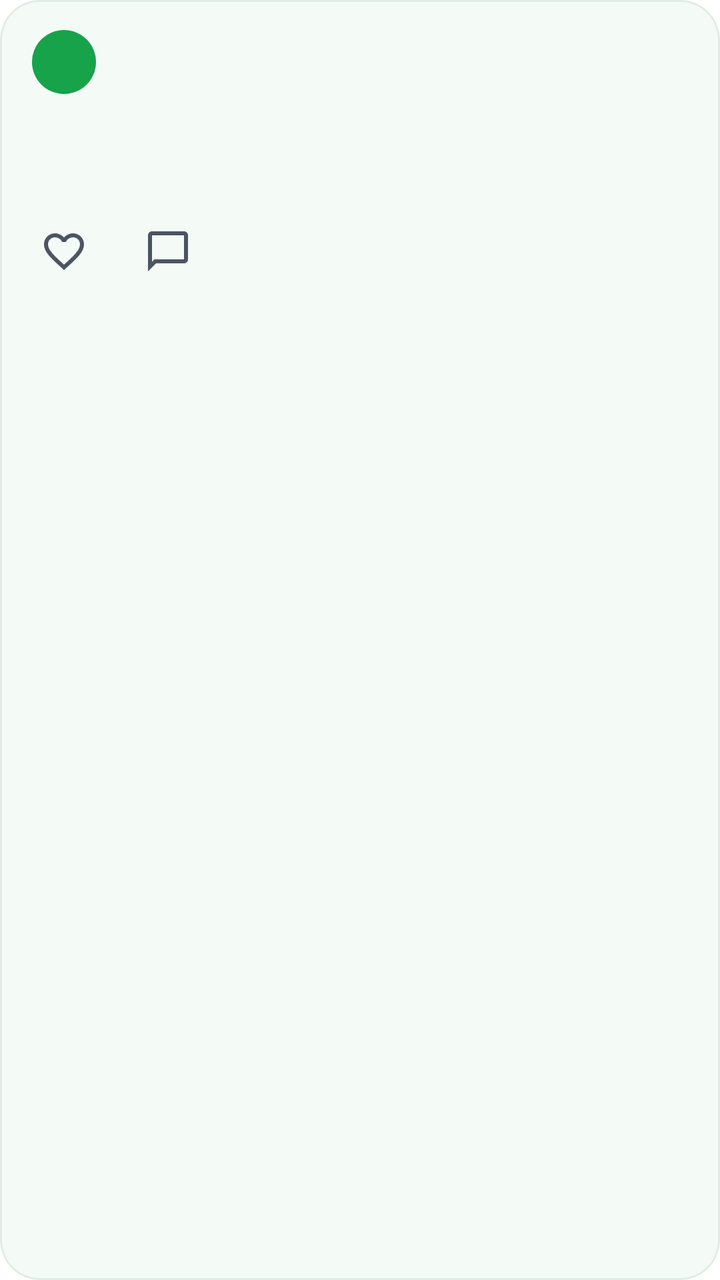
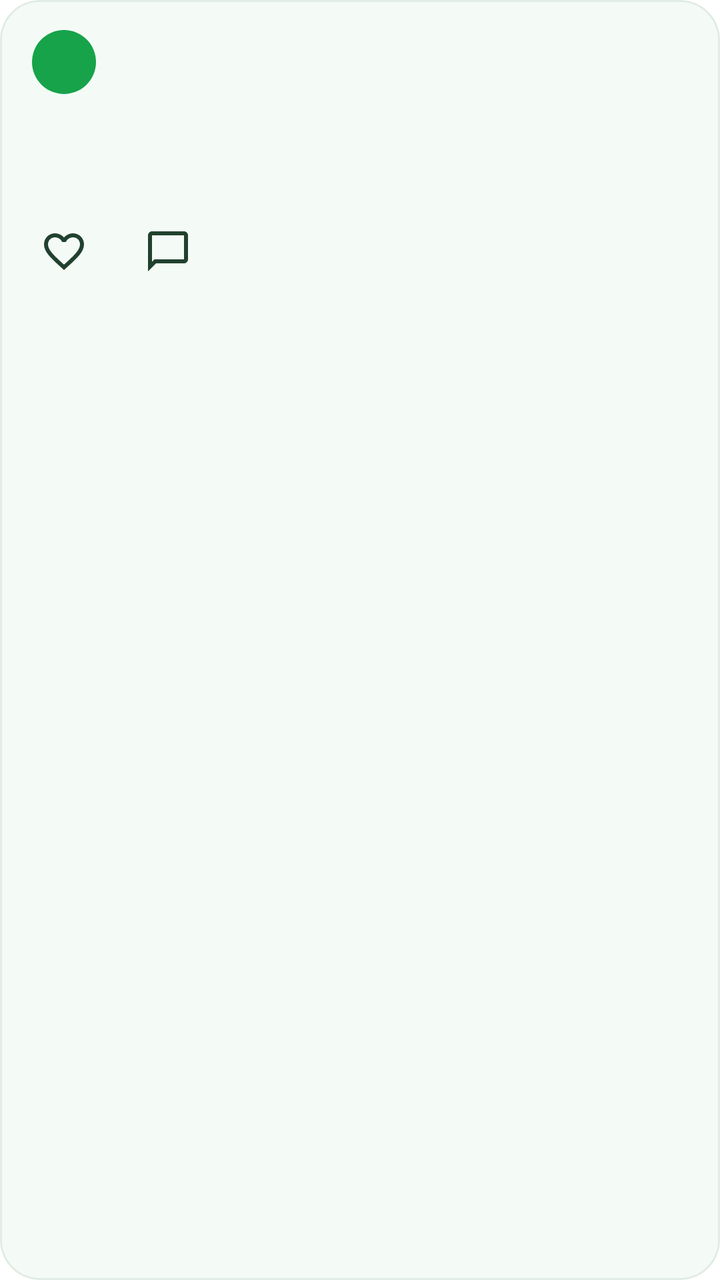

Compare the two renders of this Android layout. The source of the first and the diff that turns it into the second are given below.
<!-- AndroidManifest.xml: application theme Theme.PlantDiseases -->
<!-- res/layout/item_forum_post.xml -->
<?xml version="1.0" encoding="utf-8"?>
<com.google.android.material.card.MaterialCardView xmlns:android="http://schemas.android.com/apk/res/android"
    xmlns:app="http://schemas.android.com/apk/res-auto"
    style="@style/App.ForumCard"
    android:layout_width="match_parent"
    android:layout_height="wrap_content"
    android:layout_marginHorizontal="@dimen/space_lg"
    android:layout_marginTop="10dp"
    android:clickable="true"
    android:focusable="true">

    <LinearLayout
        android:layout_width="match_parent"
        android:layout_height="wrap_content"
        android:orientation="vertical"
        android:paddingHorizontal="@dimen/space_lg"
        android:paddingTop="14dp"
        android:paddingBottom="6dp">

        <LinearLayout
            android:layout_width="match_parent"
            android:layout_height="wrap_content"
            android:gravity="center_vertical"
            android:orientation="horizontal">

            <FrameLayout
                android:layout_width="@dimen/forum_avatar"
                android:layout_height="@dimen/forum_avatar">

                <TextView
                    android:id="@+id/tv_avatar"
                    style="@style/Forum.Avatar"
                    android:layout_width="match_parent"
                    android:layout_height="match_parent"
                    android:importantForAccessibility="no" />

                <com.google.android.material.imageview.ShapeableImageView
                    android:id="@+id/iv_avatar_photo"
                    style="@style/Forum.AvatarPhoto"
                    android:layout_width="match_parent"
                    android:layout_height="match_parent" />

            </FrameLayout>

            <LinearLayout
                android:layout_width="0dp"
                android:layout_height="wrap_content"
                android:layout_marginStart="10dp"
                android:layout_weight="1"
                android:orientation="vertical">

                <TextView
                    android:id="@+id/tv_author"
                    android:layout_width="match_parent"
                    android:layout_height="wrap_content"
                    android:ellipsize="end"
                    android:fontFamily="sans-serif-medium"
                    android:maxLines="1"
                    android:textColor="@color/on_surface"
                    android:textSize="@dimen/text_body_sm" />

                <TextView
                    android:id="@+id/tv_meta"
                    style="@style/Forum.Meta"
                    android:layout_width="match_parent"
                    android:layout_height="wrap_content" />

            </LinearLayout>

            <TextView
                android:id="@+id/tv_badge"
                style="@style/Forum.Pill"
                android:layout_width="wrap_content"
                android:layout_height="wrap_content"
                android:layout_marginStart="@dimen/space_sm"
                android:visibility="gone" />

        </LinearLayout>

        <TextView
            android:id="@+id/tv_title"
            android:layout_width="match_parent"
            android:layout_height="wrap_content"
            android:layout_marginTop="10dp"
            android:ellipsize="end"
            android:maxLines="3"
            android:textAppearance="@style/TextAppearance.App.Forum.CardTitle" />

        <TextView
            android:id="@+id/tv_excerpt"
            android:layout_width="match_parent"
            android:layout_height="wrap_content"
            android:layout_marginTop="4dp"
            android:ellipsize="end"
            android:lineSpacingExtra="2dp"
            android:maxLines="2"
            android:textColor="@color/on_surface_secondary"
            android:textSize="@dimen/text_body" />

        <FrameLayout
            android:id="@+id/photo_frame"
            android:layout_width="match_parent"
            android:layout_height="wrap_content"
            android:layout_marginTop="12dp"
            android:visibility="gone">

            <com.google.android.material.imageview.ShapeableImageView
                android:id="@+id/iv_photo"
                android:layout_width="match_parent"
                android:layout_height="@dimen/forum_feed_photo_height"
                android:background="@color/surface_container"
                android:contentDescription="@string/forum_photo_description"
                android:scaleType="centerCrop"
                app:shapeAppearanceOverlay="@style/ShapeAppearance.App.ForumPhoto" />

            <TextView
                android:id="@+id/tv_ai_photo"
                style="@style/Forum.PhotoLabel"
                android:layout_width="wrap_content"
                android:layout_height="wrap_content"
                android:layout_gravity="bottom|start"
                android:layout_margin="10dp"
                android:background="@drawable/bg_forum_ai_pill"
                android:textColor="@color/on_primary"
                android:visibility="gone"
                app:drawableStartCompat="@drawable/ic_sparkle"
                app:drawableTint="@color/on_primary" />

            <TextView
                android:id="@+id/tv_photo_count"
                style="@style/Forum.PhotoLabel"
                android:layout_width="wrap_content"
                android:layout_height="wrap_content"
                android:layout_gravity="top|end"
                android:layout_margin="10dp"
                android:background="@drawable/bg_forum_photo_pill"
                android:importantForAccessibility="no"
                android:textColor="@color/forum_on_photo"
                android:visibility="gone"
                app:drawableStartCompat="@drawable/ic_image"
                app:drawableTint="@color/forum_on_photo" />

        </FrameLayout>

        <TextView
            android:id="@+id/tv_ai"
            style="@style/Forum.PhotoLabel"
            android:layout_width="wrap_content"
            android:layout_height="wrap_content"
            android:layout_marginTop="10dp"
            android:background="@drawable/bg_forum_ai_pill"
            android:textColor="@color/on_primary"
            android:visibility="gone"
            app:drawableStartCompat="@drawable/ic_sparkle"
            app:drawableTint="@color/on_primary" />

        <TextView
            android:id="@+id/tv_accepted"
            android:layout_width="match_parent"
            android:layout_height="wrap_content"
            android:layout_marginTop="10dp"
            android:background="@drawable/bg_forum_solution_box"
            android:drawablePadding="8dp"
            android:ellipsize="end"
            android:lineSpacingExtra="1dp"
            android:maxLines="3"
            android:paddingHorizontal="12dp"
            android:paddingVertical="10dp"
            android:textColor="@color/on_surface"
            android:textSize="@dimen/text_body_sm"
            android:visibility="gone"
            app:drawableStartCompat="@drawable/ic_check"
            app:drawableTint="@color/healthy_green" />

        <LinearLayout
            android:layout_width="match_parent"
            android:layout_height="wrap_content"
            android:layout_marginTop="4dp"
            android:gravity="center_vertical"
            android:orientation="horizontal">

            <TextView
                android:id="@+id/tv_like"
                style="@style/Forum.Action"
                android:layout_width="wrap_content"
                android:layout_height="wrap_content"
                android:contentDescription="@string/forum_like"
                app:drawableStartCompat="@drawable/ic_heart" />

            <TextView
                android:id="@+id/tv_answers"
                style="@style/Forum.Action"
                android:layout_width="wrap_content"
                android:layout_height="wrap_content"
                android:layout_marginStart="@dimen/space_md"
                app:drawableStartCompat="@drawable/ic_comment" />

            <View
                android:layout_width="0dp"
                android:layout_height="1dp"
                android:layout_weight="1" />

            <com.google.android.material.button.MaterialButton
                android:id="@+id/btn_help"
                style="@style/Widget.Material3.Button.TonalButton.Icon"
                android:layout_width="wrap_content"
                android:layout_height="36dp"
                android:insetTop="0dp"
                android:insetBottom="0dp"
                android:minHeight="0dp"
                android:paddingHorizontal="14dp"
                android:text="@string/forum_help_cta"
                android:textSize="@dimen/text_body_sm"
                android:visibility="gone"
                app:icon="@drawable/ic_reply"
                app:iconSize="16dp" />

        </LinearLayout>

    </LinearLayout>

</com.google.android.material.card.MaterialCardView>
<!-- resources referenced by this layout -->
<resources>
  <color name="on_primary">#FFFFFF</color>
  <color name="on_surface">#052E16</color>
  <color name="on_surface_secondary">#4B5563</color>
  <dimen name="forum_avatar">32dp</dimen>
  <dimen name="space_lg">16dp</dimen>
  <dimen name="space_md">12dp</dimen>
  <dimen name="space_sm">8dp</dimen>
  <dimen name="text_body">14sp</dimen>
  <dimen name="text_body_sm">13sp</dimen>
  <string name="forum_like">Like</string>
  <style name="Forum.Action" parent="">
          <item name="android:background">?attr/selectableItemBackgroundBorderless</item>
          <item name="android:drawablePadding">4dp</item>
          <item name="android:gravity">center_vertical</item>
          <item name="android:minHeight">36dp</item>
          <item name="android:paddingStart">4dp</item>
          <item name="android:paddingEnd">8dp</item>
          <item name="android:textColor">@color/on_surface_secondary</item>
          <item name="android:textSize">@dimen/text_body_sm</item>
          <item name="drawableTint">@color/on_surface_secondary</item>
      </style>
  <style name="Forum.Meta" parent="">
          <item name="android:textColor">@color/on_surface_secondary</item>
          <item name="android:textSize">@dimen/forum_text_meta</item>
          <item name="android:maxLines">1</item>
          <item name="android:ellipsize">end</item>
      </style>
  <style name="Theme.PlantDiseases" parent="Theme.Material3.DayNight.NoActionBar">
          <item name="colorPrimary">@color/primary</item>
          <item name="colorPrimaryDark">@color/primary_dark</item>
          <item name="colorOnPrimary">@color/on_primary</item>
          <item name="colorPrimaryContainer">@color/primary_light</item>
          <item name="colorOnPrimaryContainer">@color/primary_dark</item>
          <item name="colorSecondary">@color/secondary</item>
          <item name="colorOnSecondary">@color/on_secondary</item>
          <item name="colorSecondaryContainer">@color/primary_light</item>
          <item name="colorOnSecondaryContainer">@color/primary_dark</item>
          <item name="android:colorBackground">@color/background</item>
          
          <item name="android:windowBackground">@color/background</item>
          
          <item name="android:windowAnimationStyle">@style/App.Animation.Navigation</item>
          <item name="colorSurface">@color/surface</item>
          <item name="colorSurfaceVariant">@color/surface_variant</item>
          <item name="colorOnSurface">@color/on_surface</item>
          <item name="colorOnSurfaceVariant">@color/on_surface_secondary</item>
          
          <item name="colorSurfaceContainerLow">@color/surface_container_low</item>
          <item name="colorSurfaceContainer">@color/surface_container</item>
          <item name="colorSurfaceContainerHigh">@color/surface_container_high</item>
          <item name="colorSurfaceContainerHighest">@color/surface_container_highest</item>
          <item name="colorSurfaceContainerLowest">@color/surface_container_lowest</item>
          
          <item name="android:statusBarColor">@android:color/transparent</item>
          <item name="android:windowLightStatusBar">false</item>
          <item name="android:navigationBarColor">@color/background</item>
  
          
          <item name="appBarLayoutStyle">@style/Widget.Material3.AppBarLayout</item>
  
          
          <item name="materialButtonStyle">@style/App.Button.Filled</item>
          <item name="floatingActionButtonStyle">@style/App.FAB</item>
          <item name="extendedFloatingActionButtonStyle">@style/App.FAB.Extended</item>
      </style>
  <color name="primary">#16A34A</color>
  <color name="secondary">#4ADE80</color>
  <color name="on_secondary">#052E16</color>
  <color name="background">#FFFFFF</color>
  <color name="surface">#FFFFFF</color>
  <dimen name="text_caption">11sp</dimen>
  <dimen name="text_title_sm">16sp</dimen>
  <dimen name="space_2xl">24dp</dimen>
  <!-- unchanged entries left out for length: 43 -->
</resources>

<!-- the commit's change to res/layout/item_forum_post.xml (unified diff, before → after) -->
@@ -94,7 +94,7 @@
             android:ellipsize="end"
             android:lineSpacingExtra="2dp"
             android:maxLines="2"
-            android:textColor="@color/on_surface_secondary"
+            android:textColor="@color/on_surface"
             android:textSize="@dimen/text_body" />
 
         <FrameLayout
<!-- resource entries referenced after the edit -->
@@ -2,7 +2,7 @@
 <resources>
   <color name="on_primary">#FFFFFF</color>
   <color name="on_surface">#052E16</color>
-  <color name="on_surface_secondary">#4B5563</color>
+  <color name="on_surface_secondary">#21412F</color>
   <dimen name="forum_avatar">32dp</dimen>
   <dimen name="space_lg">16dp</dimen>
   <dimen name="space_md">12dp</dimen>
@@ -17,12 +17,12 @@
           <item name="android:minHeight">36dp</item>
           <item name="android:paddingStart">4dp</item>
           <item name="android:paddingEnd">8dp</item>
-          <item name="android:textColor">@color/on_surface_secondary</item>
+          <item name="android:textColor">@color/on_surface</item>
           <item name="android:textSize">@dimen/text_body_sm</item>
           <item name="drawableTint">@color/on_surface_secondary</item>
       </style>
   <style name="Forum.Meta" parent="">
-          <item name="android:textColor">@color/on_surface_secondary</item>
+          <item name="android:textColor">@color/on_surface</item>
           <item name="android:textSize">@dimen/forum_text_meta</item>
           <item name="android:maxLines">1</item>
           <item name="android:ellipsize">end</item>
@@ -47,6 +47,8 @@
           <item name="colorOnSurface">@color/on_surface</item>
           <item name="colorOnSurfaceVariant">@color/on_surface_secondary</item>
           
+          <item name="android:textColorSecondary">@color/on_surface_secondary</item>
+          
           <item name="colorSurfaceContainerLow">@color/surface_container_low</item>
           <item name="colorSurfaceContainer">@color/surface_container</item>
           <item name="colorSurfaceContainerHigh">@color/surface_container_high</item>
@@ -54,8 +56,10 @@
           <item name="colorSurfaceContainerLowest">@color/surface_container_lowest</item>
           
           <item name="android:statusBarColor">@android:color/transparent</item>
-          <item name="android:windowLightStatusBar">false</item>
+          
+          <item name="android:windowLightStatusBar">true</item>
           <item name="android:navigationBarColor">@color/background</item>
+          <item name="android:windowLightNavigationBar">true</item>
   
           
           <item name="appBarLayoutStyle">@style/Widget.Material3.AppBarLayout</item>
@@ -70,7 +74,7 @@
   <color name="on_secondary">#052E16</color>
   <color name="background">#FFFFFF</color>
   <color name="surface">#FFFFFF</color>
-  <dimen name="text_caption">11sp</dimen>
+  <dimen name="text_caption">12sp</dimen>
   <dimen name="text_title_sm">16sp</dimen>
   <dimen name="space_2xl">24dp</dimen>
   <!-- unchanged entries left out for length: 43 -->
